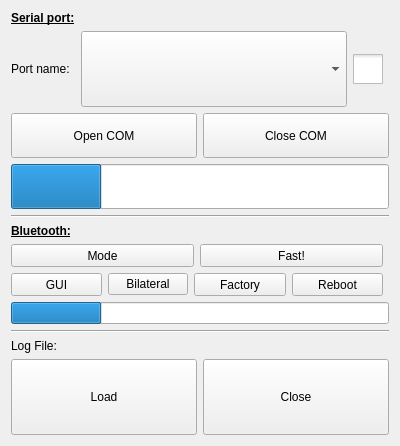
Qt form ui/w_config.ui (johnbatzer18/biomech_flexsea-plan) before a commit.
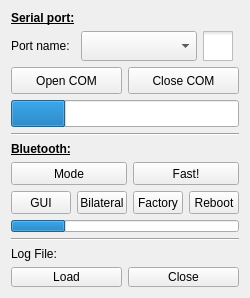
The same form after that commit. Icons and pictures are not drawn.

Commit message: Config window can be made narrower

Patch:
```diff
--- a/ui/w_config.ui
+++ b/ui/w_config.ui
@@ -6,8 +6,8 @@
    <rect>
     <x>0</x>
     <y>0</y>
-    <width>400</width>
-    <height>446</height>
+    <width>241</width>
+    <height>298</height>
    </rect>
   </property>
   <property name="sizePolicy">
@@ -21,7 +21,10 @@
   </property>
   <layout class="QVBoxLayout" name="verticalLayout_2">
    <item>
-    <layout class="QVBoxLayout" name="verticalLayout" stretch="0,0,0,0,0,0">
+    <layout class="QVBoxLayout" name="verticalLayout" stretch="1,2,0,3,0,1">
+     <property name="sizeConstraint">
+      <enum>QLayout::SetMinimumSize</enum>
+     </property>
      <item>
       <layout class="QGridLayout" name="gridLayout">
        <property name="sizeConstraint">
@@ -65,14 +68,14 @@
        <item row="1" column="1">
         <widget class="QComboBox" name="comPortComboBox">
          <property name="sizePolicy">
-          <sizepolicy hsizetype="Expanding" vsizetype="Expanding">
+          <sizepolicy hsizetype="MinimumExpanding" vsizetype="MinimumExpanding">
            <horstretch>0</horstretch>
            <verstretch>0</verstretch>
           </sizepolicy>
          </property>
          <property name="minimumSize">
           <size>
-           <width>140</width>
+           <width>100</width>
            <height>20</height>
           </size>
          </property>
@@ -120,72 +123,10 @@
      </item>
      <item>
       <layout class="QGridLayout" name="gridLayout_3">
-       <item row="0" column="0">
-        <widget class="QPushButton" name="openComButton">
-         <property name="sizePolicy">
-          <sizepolicy hsizetype="Expanding" vsizetype="Expanding">
-           <horstretch>0</horstretch>
-           <verstretch>0</verstretch>
-          </sizepolicy>
-         </property>
-         <property name="minimumSize">
-          <size>
-           <width>100</width>
-           <height>20</height>
-          </size>
-         </property>
-         <property name="maximumSize">
-          <size>
-           <width>16777215</width>
-           <height>16777215</height>
-          </size>
-         </property>
-         <property name="baseSize">
-          <size>
-           <width>75</width>
-           <height>0</height>
-          </size>
-         </property>
-         <property name="text">
-          <string>Open COM</string>
-         </property>
-        </widget>
-       </item>
-       <item row="0" column="1">
-        <widget class="QPushButton" name="closeComButton">
-         <property name="sizePolicy">
-          <sizepolicy hsizetype="Expanding" vsizetype="Expanding">
-           <horstretch>0</horstretch>
-           <verstretch>0</verstretch>
-          </sizepolicy>
-         </property>
-         <property name="minimumSize">
-          <size>
-           <width>100</width>
-           <height>20</height>
-          </size>
-         </property>
-         <property name="maximumSize">
-          <size>
-           <width>16777215</width>
-           <height>16777215</height>
-          </size>
-         </property>
-         <property name="baseSize">
-          <size>
-           <width>75</width>
-           <height>0</height>
-          </size>
-         </property>
-         <property name="text">
-          <string>Close COM</string>
-         </property>
-        </widget>
-       </item>
        <item row="1" column="0" colspan="2">
         <widget class="QProgressBar" name="comProgressBar">
          <property name="sizePolicy">
-          <sizepolicy hsizetype="Expanding" vsizetype="Expanding">
+          <sizepolicy hsizetype="MinimumExpanding" vsizetype="MinimumExpanding">
            <horstretch>0</horstretch>
            <verstretch>0</verstretch>
           </sizepolicy>
@@ -210,6 +151,68 @@
          </property>
         </widget>
        </item>
+       <item row="0" column="0">
+        <widget class="QToolButton" name="openComButton">
+         <property name="sizePolicy">
+          <sizepolicy hsizetype="MinimumExpanding" vsizetype="MinimumExpanding">
+           <horstretch>0</horstretch>
+           <verstretch>0</verstretch>
+          </sizepolicy>
+         </property>
+         <property name="minimumSize">
+          <size>
+           <width>50</width>
+           <height>23</height>
+          </size>
+         </property>
+         <property name="maximumSize">
+          <size>
+           <width>16777215</width>
+           <height>16777215</height>
+          </size>
+         </property>
+         <property name="baseSize">
+          <size>
+           <width>0</width>
+           <height>0</height>
+          </size>
+         </property>
+         <property name="text">
+          <string>Open COM</string>
+         </property>
+        </widget>
+       </item>
+       <item row="0" column="1">
+        <widget class="QToolButton" name="closeComButton">
+         <property name="sizePolicy">
+          <sizepolicy hsizetype="MinimumExpanding" vsizetype="MinimumExpanding">
+           <horstretch>0</horstretch>
+           <verstretch>0</verstretch>
+          </sizepolicy>
+         </property>
+         <property name="minimumSize">
+          <size>
+           <width>50</width>
+           <height>23</height>
+          </size>
+         </property>
+         <property name="maximumSize">
+          <size>
+           <width>16777215</width>
+           <height>16777215</height>
+          </size>
+         </property>
+         <property name="baseSize">
+          <size>
+           <width>0</width>
+           <height>0</height>
+          </size>
+         </property>
+         <property name="text">
+          <string>Close COM</string>
+         </property>
+        </widget>
+       </item>
       </layout>
      </item>
      <item>
@@ -234,124 +237,10 @@
          </property>
         </widget>
        </item>
-       <item row="3" column="1" colspan="3">
-        <widget class="QProgressBar" name="btProgressBar">
-         <property name="sizePolicy">
-          <sizepolicy hsizetype="Expanding" vsizetype="Expanding">
-           <horstretch>0</horstretch>
-           <verstretch>0</verstretch>
-          </sizepolicy>
-         </property>
-         <property name="minimumSize">
-          <size>
-           <width>60</width>
-           <height>10</height>
-          </size>
-         </property>
-         <property name="maximumSize">
-          <size>
-           <width>16777215</width>
-           <height>16777215</height>
-          </size>
-         </property>
-         <property name="value">
-          <number>24</number>
-         </property>
-         <property name="textVisible">
-          <bool>false</bool>
-         </property>
-        </widget>
-       </item>
-       <item row="2" column="1" colspan="2">
-        <layout class="QHBoxLayout" name="horizontalLayout_2">
-         <item>
-          <widget class="QPushButton" name="pbBTgui">
-           <property name="sizePolicy">
-            <sizepolicy hsizetype="Expanding" vsizetype="Expanding">
-             <horstretch>0</horstretch>
-             <verstretch>0</verstretch>
-            </sizepolicy>
-           </property>
-           <property name="minimumSize">
-            <size>
-             <width>75</width>
-             <height>23</height>
-            </size>
-           </property>
-           <property name="maximumSize">
-            <size>
-             <width>16777215</width>
-             <height>150</height>
-            </size>
-           </property>
-           <property name="text">
-            <string>GUI</string>
-           </property>
-          </widget>
-         </item>
-         <item>
-          <widget class="QPushButton" name="pbBTbwc">
-           <property name="text">
-            <string>Bilateral</string>
-           </property>
-          </widget>
-         </item>
-         <item>
-          <widget class="QPushButton" name="pbBTfactory">
-           <property name="sizePolicy">
-            <sizepolicy hsizetype="Expanding" vsizetype="Expanding">
-             <horstretch>0</horstretch>
-             <verstretch>0</verstretch>
-            </sizepolicy>
-           </property>
-           <property name="minimumSize">
-            <size>
-             <width>75</width>
-             <height>23</height>
-            </size>
-           </property>
-           <property name="maximumSize">
-            <size>
-             <width>16777215</width>
-             <height>150</height>
-            </size>
-           </property>
-           <property name="text">
-            <string>Factory</string>
-           </property>
-          </widget>
-         </item>
-         <item>
-          <widget class="QPushButton" name="pbBTreset">
-           <property name="sizePolicy">
-            <sizepolicy hsizetype="Expanding" vsizetype="Expanding">
-             <horstretch>0</horstretch>
-             <verstretch>0</verstretch>
-            </sizepolicy>
-           </property>
-           <property name="minimumSize">
-            <size>
-             <width>75</width>
-             <height>23</height>
-            </size>
-           </property>
-           <property name="maximumSize">
-            <size>
-             <width>16777215</width>
-             <height>150</height>
-            </size>
-           </property>
-           <property name="text">
-            <string>Reboot</string>
-           </property>
-          </widget>
-         </item>
-        </layout>
-       </item>
-       <item row="1" column="1">
+       <item row="1" column="1" colspan="2">
         <widget class="QPushButton" name="pbBTmode">
          <property name="sizePolicy">
-          <sizepolicy hsizetype="Expanding" vsizetype="Expanding">
+          <sizepolicy hsizetype="MinimumExpanding" vsizetype="MinimumExpanding">
            <horstretch>0</horstretch>
            <verstretch>0</verstretch>
           </sizepolicy>
@@ -373,10 +262,38 @@
          </property>
         </widget>
        </item>
-       <item row="1" column="2">
+       <item row="3" column="1" colspan="4">
+        <widget class="QProgressBar" name="btProgressBar">
+         <property name="sizePolicy">
+          <sizepolicy hsizetype="MinimumExpanding" vsizetype="MinimumExpanding">
+           <horstretch>0</horstretch>
+           <verstretch>0</verstretch>
+          </sizepolicy>
+         </property>
+         <property name="minimumSize">
+          <size>
+           <width>60</width>
+           <height>10</height>
+          </size>
+         </property>
+         <property name="maximumSize">
+          <size>
+           <width>16777215</width>
+           <height>16777215</height>
+          </size>
+         </property>
+         <property name="value">
+          <number>24</number>
+         </property>
+         <property name="textVisible">
+          <bool>false</bool>
+         </property>
+        </widget>
+       </item>
+       <item row="1" column="3" colspan="2">
         <widget class="QPushButton" name="pbBTfast">
          <property name="sizePolicy">
-          <sizepolicy hsizetype="Expanding" vsizetype="Expanding">
+          <sizepolicy hsizetype="MinimumExpanding" vsizetype="MinimumExpanding">
            <horstretch>0</horstretch>
            <verstretch>0</verstretch>
           </sizepolicy>
@@ -398,6 +315,106 @@
          </property>
         </widget>
        </item>
+       <item row="2" column="2">
+        <widget class="QToolButton" name="pbBTbwc">
+         <property name="sizePolicy">
+          <sizepolicy hsizetype="MinimumExpanding" vsizetype="MinimumExpanding">
+           <horstretch>0</horstretch>
+           <verstretch>0</verstretch>
+          </sizepolicy>
+         </property>
+         <property name="minimumSize">
+          <size>
+           <width>50</width>
+           <height>23</height>
+          </size>
+         </property>
+         <property name="maximumSize">
+          <size>
+           <width>16777215</width>
+           <height>16777215</height>
+          </size>
+         </property>
+         <property name="text">
+          <string>Bilateral</string>
+         </property>
+        </widget>
+       </item>
+       <item row="2" column="3">
+        <widget class="QToolButton" name="pbBTfactory">
+         <property name="sizePolicy">
+          <sizepolicy hsizetype="MinimumExpanding" vsizetype="MinimumExpanding">
+           <horstretch>0</horstretch>
+           <verstretch>0</verstretch>
+          </sizepolicy>
+         </property>
+         <property name="minimumSize">
+          <size>
+           <width>50</width>
+           <height>23</height>
+          </size>
+         </property>
+         <property name="maximumSize">
+          <size>
+           <width>16777215</width>
+           <height>16777215</height>
+          </size>
+         </property>
+         <property name="text">
+          <string>Factory</string>
+         </property>
+        </widget>
+       </item>
+       <item row="2" column="1">
+        <widget class="QToolButton" name="pbBTgui">
+         <property name="sizePolicy">
+          <sizepolicy hsizetype="MinimumExpanding" vsizetype="MinimumExpanding">
+           <horstretch>0</horstretch>
+           <verstretch>0</verstretch>
+          </sizepolicy>
+         </property>
+         <property name="minimumSize">
+          <size>
+           <width>50</width>
+           <height>23</height>
+          </size>
+         </property>
+         <property name="maximumSize">
+          <size>
+           <width>16777215</width>
+           <height>16777215</height>
+          </size>
+         </property>
+         <property name="text">
+          <string>GUI</string>
+         </property>
+        </widget>
+       </item>
+       <item row="2" column="4">
+        <widget class="QToolButton" name="pbBTreset">
+         <property name="sizePolicy">
+          <sizepolicy hsizetype="MinimumExpanding" vsizetype="MinimumExpanding">
+           <horstretch>0</horstretch>
+           <verstretch>0</verstretch>
+          </sizepolicy>
+         </property>
+         <property name="minimumSize">
+          <size>
+           <width>50</width>
+           <height>23</height>
+          </size>
+         </property>
+         <property name="maximumSize">
+          <size>
+           <width>16777215</width>
+           <height>16777215</height>
+          </size>
+         </property>
+         <property name="text">
+          <string>Reboot</string>
+         </property>
+        </widget>
+       </item>
       </layout>
      </item>
      <item>
@@ -412,7 +429,7 @@
        <item row="1" column="0">
         <widget class="QPushButton" name="pbLoadLogFile">
          <property name="sizePolicy">
-          <sizepolicy hsizetype="Expanding" vsizetype="Expanding">
+          <sizepolicy hsizetype="MinimumExpanding" vsizetype="MinimumExpanding">
            <horstretch>0</horstretch>
            <verstretch>0</verstretch>
           </sizepolicy>
@@ -443,7 +460,7 @@
        <item row="1" column="1">
         <widget class="QPushButton" name="pbCloseLogFile">
          <property name="sizePolicy">
-          <sizepolicy hsizetype="Expanding" vsizetype="Expanding">
+          <sizepolicy hsizetype="MinimumExpanding" vsizetype="MinimumExpanding">
            <horstretch>0</horstretch>
            <verstretch>0</verstretch>
           </sizepolicy>
```
Left out of the diff: 2 changed lines with no effect on the pictures.
